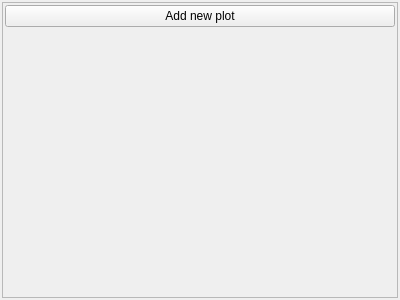
First picture: the form in ui/plot_editor_widget.ui, repository zkovari/plotlyst, before the edit.
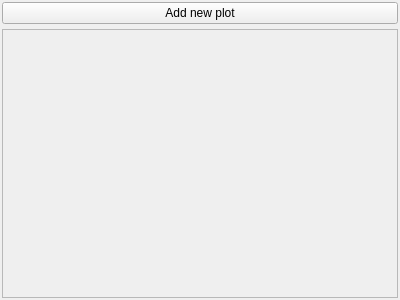
Second picture: the form after the edit. Custom widgets are drawn as their Qt base class.

Commit message: Renovate plot widget (#494)

```diff
--- a/ui/plot_editor_widget.ui
+++ b/ui/plot_editor_widget.ui
@@ -21,7 +21,7 @@
   </property>
   <layout class="QVBoxLayout" name="verticalLayout">
    <property name="spacing">
-    <number>3</number>
+    <number>5</number>
    </property>
    <property name="leftMargin">
     <number>2</number>
@@ -35,6 +35,13 @@
    <property name="bottomMargin">
     <number>2</number>
    </property>
+   <item>
+    <widget class="SecondaryActionPushButton" name="btnAdd">
+     <property name="text">
+      <string>Add new plot</string>
+     </property>
+    </widget>
+   </item>
    <item>
     <widget class="QScrollArea" name="scrollArea">
      <property name="widgetResizable">
@@ -45,8 +52,8 @@
        <rect>
         <x>0</x>
         <y>0</y>
-        <width>394</width>
-        <height>294</height>
+        <width>386</width>
+        <height>267</height>
        </rect>
       </property>
       <property name="sizePolicy">
@@ -55,43 +62,6 @@
         <verstretch>0</verstretch>
        </sizepolicy>
       </property>
-      <layout class="QVBoxLayout" name="verticalLayout_2">
-       <property name="spacing">
-        <number>4</number>
-       </property>
-       <property name="leftMargin">
-        <number>2</number>
-       </property>
-       <property name="topMargin">
-        <number>2</number>
-       </property>
-       <property name="rightMargin">
-        <number>2</number>
-       </property>
-       <property name="bottomMargin">
-        <number>2</number>
-       </property>
-       <item>
-        <widget class="SecondaryActionPushButton" name="btnAdd">
-         <property name="text">
-          <string>Add new plot</string>
-         </property>
-        </widget>
-       </item>
-       <item>
-        <spacer name="verticalSpacer">
-         <property name="orientation">
-          <enum>Qt::Vertical</enum>
-         </property>
-         <property name="sizeHint" stdset="0">
-          <size>
-           <width>20</width>
-           <height>40</height>
-          </size>
-         </property>
-        </spacer>
-       </item>
-      </layout>
      </widget>
     </widget>
    </item>
```
The commit also changes 15 other files.
